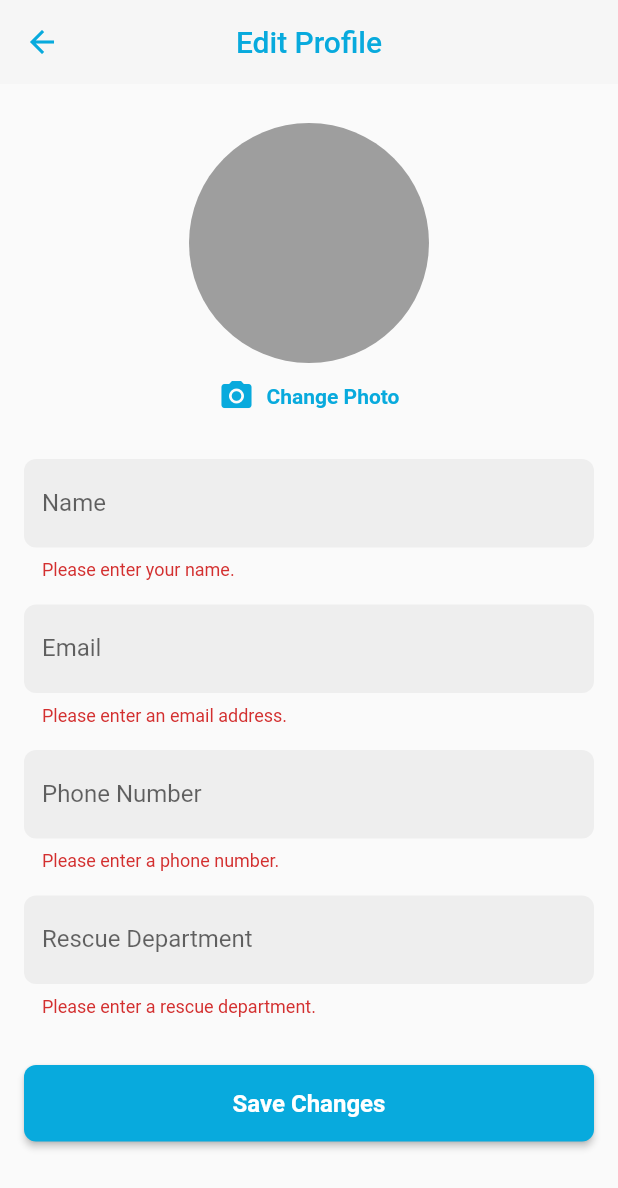
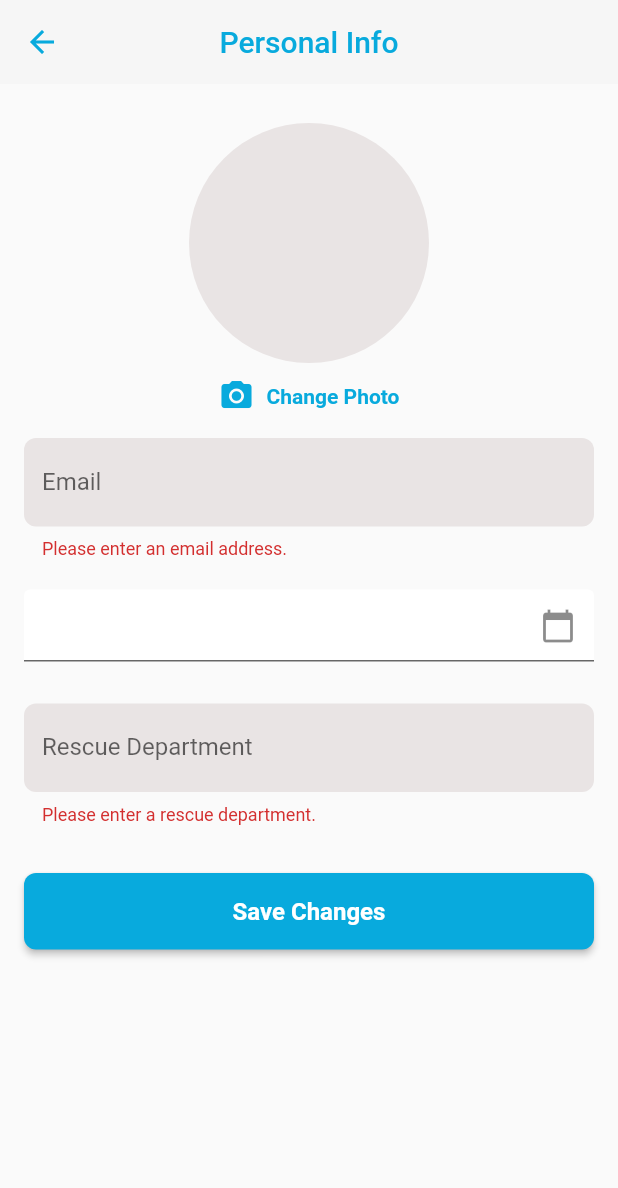
Before and after one commit to Anushastha/EnterpriseProject, a Flutter app: the EditProfileScreen screen opened directly, after a tap on "Save Changes", on a phone screen of 412 x 824 dp. Shown: the top 1188 px of the screen. Run offline on Flutter 3.47's test engine with Material 2 defaults, Android fonts, the phone set to English and light mode, and no system bars; our stand-ins replace cloud_firestore, dio, dropdown_button2, firebase_auth, firebase_core, firebase_database and 8 more; missing offline and left inert: control_style, dob_input_field; accounts and stored records are empty; network calls fail; project files that could hold a hidden picture were left out.

Commit message:
PersonalInfo frontend

```diff
--- a/enterprise_project/lib/custom/textfield/custom_dateTime.dart
+++ b/enterprise_project/lib/custom/textfield/custom_dateTime.dart
@@ -24,11 +24,7 @@ class _CustomDateTimeState extends State<CustomDateTime> {
           validator: widget.validator,
           controller: widget.controller, //editing controller of this TextField
           decoration: InputDecoration(
-              label: Text(
-                "dob",
-                style: TextStyle(fontSize: 15, color: CustomTheme.lightText),
-              ),
-              suffixIcon: Icon(Icons.calendar_today), //icon of text field
+      suffixIcon: Icon(Icons.calendar_today), //icon of text field
               border: DecoratedInputBorder(
                 child: OutlineInputBorder(
                   borderRadius: BorderRadius.all(Radius.circular(10.0)),
--- a/enterprise_project/lib/features/rescueTeam/editProfile.dart
+++ b/enterprise_project/lib/features/rescueTeam/editProfile.dart
@@ -1,9 +1,11 @@
 import 'dart:io';
 
 import 'package:cloud_firestore/cloud_firestore.dart';
+import 'package:enterprise_project/custom/textfield/custom_dateTime.dart';
 import 'package:firebase_auth/firebase_auth.dart';
 import 'package:flutter/material.dart';
 import 'package:image_picker/image_picker.dart';
+import 'package:intl/intl.dart';
 
 import '../../custom/theme.dart';
 
@@ -15,22 +17,21 @@ class EditProfileScreen extends StatefulWidget {
 class _EditProfileScreenState extends State<EditProfileScreen> {
   final form = GlobalKey<FormState>();
   TextEditingController emailController = TextEditingController();
-  TextEditingController nameController = TextEditingController();
-  TextEditingController phonenumberController = TextEditingController();
+  TextEditingController _joineddateController = TextEditingController();
   TextEditingController rescuedepartmentController = TextEditingController();
   String? _errormessage;
 
   @override
   void initState() {
+    _joineddateController.text = "";
     super.initState();
     _fetchUserData();
   }
 
   @override
   void dispose() {
-    nameController.dispose();
     emailController.dispose();
-    phonenumberController.dispose();
+    _joineddateController.dispose();
     rescuedepartmentController.dispose();
     super.dispose();
   }
@@ -60,9 +61,9 @@ class _EditProfileScreenState extends State<EditProfileScreen> {
                 .get();
         if (userSnapshot.exists) {
           Map<String, dynamic> userData = userSnapshot.data()!;
-          nameController.text = userData['name'] as String? ?? '';
+
           emailController.text = userData['email'] as String? ?? '';
-          phonenumberController.text = userData['phonenumber'] as String? ?? '';
+          _joineddateController.text = userData['phonenumber'] as String? ?? '';
           rescuedepartmentController.text =
               userData['rescuedepartment'] as String? ?? '';
         }
@@ -84,9 +85,8 @@ class _EditProfileScreenState extends State<EditProfileScreen> {
               .collection('users')
               .doc(user.uid)
               .update({
-            'name': nameController.text,
             'email': emailController.text,
-            'phonenumber': phonenumberController.text,
+            'joineddate': _joineddateController.text,
             'rescuedepartment': rescuedepartmentController.text,
           });
           ScaffoldMessenger.of(context).showSnackBar(
@@ -107,7 +107,7 @@ class _EditProfileScreenState extends State<EditProfileScreen> {
       appBar: AppBar(
         elevation: 0.0,
         centerTitle: true,
-        title: Text('Edit Profile'),
+        title: Text('Personal Info'),
         backgroundColor: CustomTheme.backgroundColor,
         foregroundColor: CustomTheme.blue,
       ),
@@ -123,7 +123,7 @@ class _EditProfileScreenState extends State<EditProfileScreen> {
                 Center(
                   child: CircleAvatar(
                     radius: 80.0,
-                    backgroundColor: Colors.grey,
+                    backgroundColor: CustomTheme.shadowColor,
                     // Replace with the actual image widget or load image from network
                     // backgroundImage: AssetImage('assets/images/profile_image.jpg'),
                   ),
@@ -152,28 +152,6 @@ class _EditProfileScreenState extends State<EditProfileScreen> {
                     ],
                   ),
                 ),
-                SizedBox(height: 30.0),
-                TextFormField(
-                  controller: nameController,
-                  decoration: InputDecoration(
-                    labelText: 'Name',
-                    floatingLabelStyle: TextStyle(
-                      color: CustomTheme.blue,
-                    ),
-                    filled: true,
-                    fillColor: Colors.grey[200],
-                    border: OutlineInputBorder(
-                      borderRadius: BorderRadius.circular(8.0),
-                      borderSide: BorderSide.none,
-                    ),
-                  ),
-                  validator: (value) {
-                    if (value!.isEmpty) {
-                      return 'Please enter your name.';
-                    }
-                    return null;
-                  },
-                ),
                 SizedBox(height: 16.0),
                 TextFormField(
                   controller: emailController,
@@ -183,7 +161,7 @@ class _EditProfileScreenState extends State<EditProfileScreen> {
                       color: CustomTheme.blue,
                     ),
                     filled: true,
-                    fillColor: Colors.grey[200],
+                    fillColor: CustomTheme.shadowColor,
                     border: OutlineInputBorder(
                       borderRadius: BorderRadius.circular(8.0),
                       borderSide: BorderSide.none,
@@ -199,26 +177,38 @@ class _EditProfileScreenState extends State<EditProfileScreen> {
                     return null;
                   },
                 ),
-                SizedBox(height: 16.0),
-                TextFormField(
-                  controller: phonenumberController,
-                  decoration: InputDecoration(
-                    labelText: 'Phone Number',
-                    floatingLabelStyle: TextStyle(
-                      color: CustomTheme.blue,
-                    ),
-                    filled: true,
-                    fillColor: Colors.grey[200],
-                    border: OutlineInputBorder(
-                      borderRadius: BorderRadius.circular(8.0),
-                      borderSide: BorderSide.none,
-                    ),
-                  ),
-                  validator: (value) {
-                    if (value!.isEmpty) {
-                      return 'Please enter a phone number.';
+                SizedBox(
+                  height: 20,
+                ),
+                CustomDateTime(
+                  controller: _joineddateController,
+                  onPressed: () async {
+                    DateTime? pickedDate = await showDatePicker(
+                        context: context,
+                        initialDate: DateTime.now(),
+                        firstDate: DateTime(
+                            2022), //DateTime.now() - not to allow to choose before today.
+                        lastDate: DateTime(2028));
+                    DateFormat date = DateFormat("yyyy-MM-dd");
+                    FocusScope.of(context).requestFocus(new FocusNode());
+                    validator:
+                    (value) {
+                      if (value == null || value.isEmpty) {
+                        return "Date is required";
+                      }
+                      return null;
+                    };
+                    if (pickedDate != null) {
+                      print(pickedDate);
+                      String formattedDate =
+                          DateFormat('yyyy-MM-dd').format(pickedDate);
+                      print(formattedDate);
+                      setState(() {
+                        _joineddateController.text = formattedDate;
+                      });
+                    } else {
+                      print("Date is not selected");
                     }
-                    return null;
                   },
                 ),
                 SizedBox(height: 16.0),
@@ -230,7 +220,7 @@ class _EditProfileScreenState extends State<EditProfileScreen> {
                       color: CustomTheme.blue,
                     ),
                     filled: true,
-                    fillColor: Colors.grey[200],
+                    fillColor: CustomTheme.shadowColor,
                     border: OutlineInputBorder(
                       borderRadius: BorderRadius.circular(8.0),
                       borderSide: BorderSide.none,
--- a/enterprise_project/lib/features/rescueTeam/rescueDash.dart
+++ b/enterprise_project/lib/features/rescueTeam/rescueDash.dart
@@ -75,7 +75,7 @@ class _DashboardScreenState extends State<DashboardScreen> {
               ),
             ),
             ListTile(
-              title: Text('Edit Profile'),
+              title: Text('Personal Info'),
               onTap: () {
                 Navigator.push(
                   context,
```
